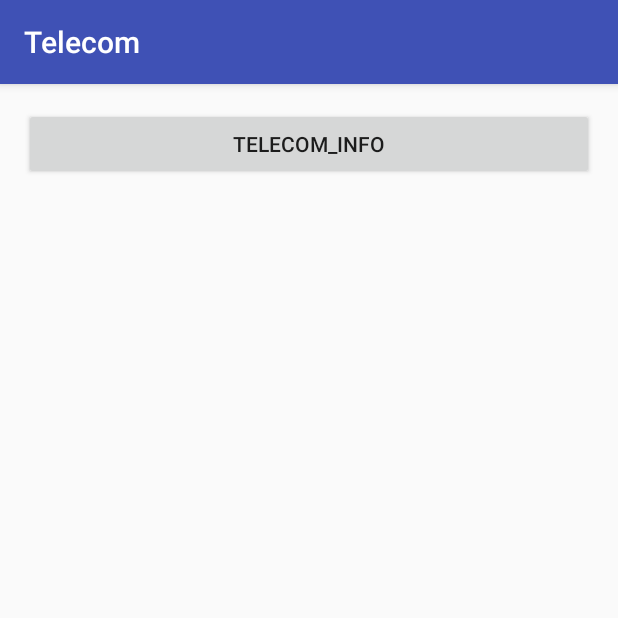
After one commit to geniusgithub/DialerAnalysis, an Android app: the TelecomActivity screen opened directly, with no data from a screen before it, on a phone screen of 412 x 824 dp, the top half of it. The commit adds this screen. Run offline under Robolectric (Android 15) with nearby library versions, the phone set to English and light mode, and no system bars.

Commit message:
add TelecomFragment and InCallFragment

```diff
--- a/app/src/main/AndroidManifest.xml
+++ b/app/src/main/AndroidManifest.xml
@@ -112,7 +112,11 @@
        <activity android:name=".incall.InCallActivity"     android:label="InCall">
        </activity>
 
-        <service
+       <activity android:name=".telecom.TelecomActivity"     android:label="Telecom">
+       </activity>
+
+
+       <service
             android:name=".notify.MyNotifyService"
             android:directBootAware="true"
             android:exported="false"
--- /dev/null
+++ b/app/src/main/java/com/geniusgithub/dialer/telecom/TelecomActivity.java
@@ -0,0 +1,29 @@
+package com.geniusgithub.dialer.telecom;
+
+import android.os.Bundle;
+import android.support.v7.app.AppCompatActivity;
+
+import com.geniusgithub.dialer.R;
+import com.geniusgithub.dialer.incall.InCallFragment;
+
+
+public class TelecomActivity extends AppCompatActivity {
+
+    private final static String TAG = TelecomActivity.class.getSimpleName();
+
+
+    @Override
+    protected void onCreate(Bundle savedInstanceState) {
+        super.onCreate(savedInstanceState);
+        initView();
+
+    }
+
+    private void initView() {
+        setContentView(R.layout.activity_telecom_unit);
+            getFragmentManager().beginTransaction().add(R.id.dialtacts_container, new TelecomFragment(), "telecom_fragment").commit();
+
+    }
+
+
+}
--- /dev/null
+++ b/app/src/main/java/com/geniusgithub/dialer/telecom/TelecomFragment.java
@@ -0,0 +1,149 @@
+package com.geniusgithub.dialer.telecom;
+
+
+import android.Manifest;
+import android.annotation.SuppressLint;
+import android.app.Activity;
+import android.app.Fragment;
+import android.content.ComponentName;
+import android.content.Context;
+import android.content.Intent;
+import android.content.pm.PackageManager;
+import android.content.pm.ResolveInfo;
+import android.content.pm.ServiceInfo;
+import android.os.Bundle;
+import android.support.annotation.Nullable;
+import android.telecom.InCallService;
+import android.telecom.PhoneAccount;
+import android.telecom.PhoneAccountHandle;
+import android.telecom.TelecomManager;
+import android.util.Log;
+import android.view.LayoutInflater;
+import android.view.View;
+import android.view.ViewGroup;
+import android.widget.Button;
+import android.widget.TextView;
+
+import com.geniusgithub.dialer.R;
+import com.geniusgithub.dialer.incall.InCallServiceInfo;
+
+import java.util.LinkedList;
+import java.util.List;
+import java.util.Objects;
+
+@SuppressLint("NewApi")
+public class TelecomFragment extends Fragment implements View.OnClickListener{
+
+    private final static String TAG = TelecomFragment.class.getSimpleName();
+    private Context mContext;
+
+    private View mRootView;
+    private Button mBtnGetInfo;
+    private TextView mTvContent;
+
+    @Override
+    public void onAttach(Activity activity) {
+        super.onAttach(activity);
+        mContext = activity;
+    }
+
+    @Nullable
+    @Override
+    public View onCreateView(LayoutInflater inflater, ViewGroup container, Bundle savedInstanceState) {
+        mRootView  =  LayoutInflater.from(mContext).inflate(R.layout.activity_telecom_layout, null);
+        return mRootView;
+    }
+
+    @Override
+    public void onViewCreated(View view, Bundle savedInstanceState) {
+        super.onViewCreated(view, savedInstanceState);
+
+        mBtnGetInfo = (Button) view.findViewById(R.id.bt_getinfo);
+        mBtnGetInfo.setOnClickListener(this);
+        mTvContent = (TextView) view.findViewById(R.id.tv_content);
+
+    }
+
+    @Override
+    public void onClick(View v) {
+        switch (v.getId()){
+            case R.id.bt_getinfo:
+                updateInfo();
+                break;
+        }
+    }
+
+    private void updateInfo(){
+        StringBuffer stringBuffer = new StringBuffer();
+
+        List<PhoneAccountHandle> phoneAccountHandles = getCallCapablePhoneAccounts();
+        stringBuffer.append("getCallCapablePhoneAccounts = \n");
+        stringBuffer.append(PhoneAccountHandleToString(phoneAccountHandles));
+        stringBuffer.append("\n\n");
+
+
+        PhoneAccountHandle phoneAccountHandles1 = getDefaultOutgoingPhoneAccount(PhoneAccount.SCHEME_TEL);
+        stringBuffer.append("getDefaultOutgoingPhoneAccount = \n");
+        stringBuffer.append(PhoneAccountHandleToString(phoneAccountHandles1));
+        stringBuffer.append("\n\n");
+
+        PhoneAccountHandle phoneAccountHandles2 = getUserSelectedOutgoingPhoneAccount();
+        stringBuffer.append("getUserSelectedOutgoingPhoneAccount = \n");
+        stringBuffer.append(PhoneAccountHandleToString(phoneAccountHandles2));
+        stringBuffer.append("\n\n");
+
+        PhoneAccountHandle phoneAccountHandles3 = getSimCallManager();
+        stringBuffer.append("getSimCallManager = \n");
+        stringBuffer.append(PhoneAccountHandleToString(phoneAccountHandles3));
+        stringBuffer.append("\n\n");
+
+        Log.d(TAG, stringBuffer.toString());
+        mTvContent.setText(stringBuffer.toString());
+    }
+
+    private static TelecomManager getTelecomManager(Context context) {
+        return (TelecomManager) context.getSystemService(Context.TELECOM_SERVICE);
+    }
+
+    public PhoneAccountHandle getDefaultOutgoingPhoneAccount(String uriScheme){
+        return getTelecomManager(mContext).getDefaultOutgoingPhoneAccount(uriScheme);
+    }
+
+    public PhoneAccountHandle getUserSelectedOutgoingPhoneAccount() {
+        return getTelecomManager(mContext).getUserSelectedOutgoingPhoneAccount();
+    }
+
+    public List<PhoneAccountHandle> getCallCapablePhoneAccounts() {
+        return getTelecomManager(mContext).getCallCapablePhoneAccounts();
+    }
+
+    public PhoneAccountHandle getSimCallManager() {
+        return getTelecomManager(mContext).getSimCallManager();
+    }
+
+    public String PhoneAccountHandleToString(List<PhoneAccountHandle> phoneAccountHandles){
+        StringBuffer stringBuffer = new StringBuffer();
+        int index = 0;
+        for(PhoneAccountHandle handle : phoneAccountHandles){
+            stringBuffer.append("index = " + index + "\n" + PhoneAccountHandleToString(handle) + "\n");
+            index++;
+        }
+        return stringBuffer.toString();
+    }
+
+    public String PhoneAccountHandleToString(PhoneAccountHandle phoneAccountHandle){
+         StringBuffer stringBuffer = new StringBuffer();
+         if (phoneAccountHandle != null){
+             PhoneAccount phoneAccount = getTelecomManager(mContext).getPhoneAccount(phoneAccountHandle);
+             if (phoneAccount != null){
+                 stringBuffer.append("mID = " + phoneAccountHandle.getId());
+                 stringBuffer.append("\nmAddress = " + phoneAccount.getAddress());
+                 stringBuffer.append("\nmLabel = " + phoneAccount.getLabel());
+                 stringBuffer.append("\nmShortDescription = " + phoneAccount.getShortDescription());
+                 stringBuffer.append("\nphoneAccount = " + phoneAccount);
+             }
+         }
+        return stringBuffer.toString();
+    }
+
+}
--- /dev/null
+++ b/app/src/main/res/layout/activity_telecom_layout.xml
@@ -0,0 +1,33 @@
+<?xml version="1.0" encoding="utf-8"?>
+<LinearLayout xmlns:android="http://schemas.android.com/apk/res/android"
+              android:orientation="vertical"
+              android:layout_width="match_parent"
+              android:layout_height="match_parent">
+
+    <Button
+        android:id="@+id/bt_getinfo"
+        android:layout_width="match_parent"
+        android:layout_height="wrap_content"
+        android:text="telecom_info">
+    </Button>
+
+    <ScrollView
+        android:layout_width="match_parent"
+        android:layout_height="match_parent"
+        android:id="@+id/scrollView">
+
+        <LinearLayout android:orientation="vertical"
+                      android:layout_width="match_parent"
+                      android:layout_height="match_parent">
+
+            <TextView
+                android:id="@+id/tv_content"
+                android:layout_width="match_parent"
+                android:layout_height="wrap_content"
+                android:layout_marginBottom="10dp" />
+        </LinearLayout>
+
+    </ScrollView>
+
+
+</LinearLayout>
--- /dev/null
+++ b/app/src/main/res/layout/activity_telecom_unit.xml
@@ -0,0 +1,20 @@
+<?xml version="1.0" encoding="utf-8"?>
+<LinearLayout
+    xmlns:android="http://schemas.android.com/apk/res/android"
+    xmlns:tools="http://schemas.android.com/tools"
+    android:orientation="vertical"
+    android:layout_width="match_parent"
+    android:layout_height="match_parent"
+    android:paddingBottom="@dimen/activity_vertical_margin"
+    android:paddingLeft="@dimen/activity_horizontal_margin"
+    android:paddingRight="@dimen/activity_horizontal_margin"
+    android:paddingTop="@dimen/activity_vertical_margin">
+
+
+    <FrameLayout
+        android:id="@+id/dialtacts_container"
+        android:layout_width="match_parent"
+        android:layout_height="match_parent"
+        android:clipChildren="false">
+    </FrameLayout>
+</LinearLayout>
```
Also changed, not shown: app/src/main/java/com/geniusgithub/dialer/MainActivity.java (+14 -0 lines), app/src/main/java/com/geniusgithub/dialer/incall/InCallActivity.java (added, +29 -0 lines), app/src/main/java/com/geniusgithub/dialer/incall/InCallFragment.java (added, +287 -0 lines), app/src/main/java/com/geniusgithub/dialer/incall/InCallServiceInfo.java (added, +71 -0 lines), app/src/main/res/layout/activity_incall_layout.xml (added, +31 -0 lines), app/src/main/res/layout/activity_incall_unit.xml (added, +20 -0 lines), app/src/main/res/layout/activity_main.xml (+7 -0 lines).
